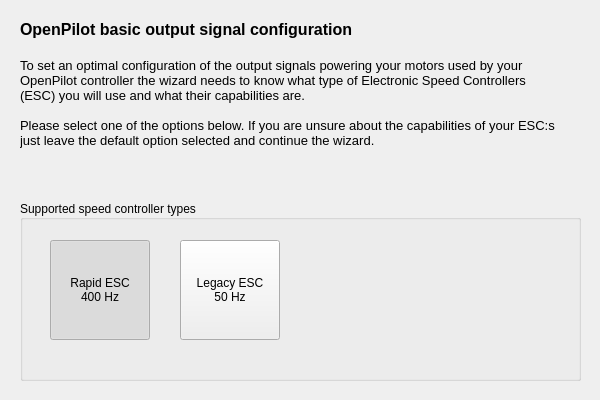
This is ground/openpilotgcs/src/plugins/setupwizard/pages/outputpage.ui in openpilot/OpenPilot as Qt 5 draws it before an edit. The edited form follows.
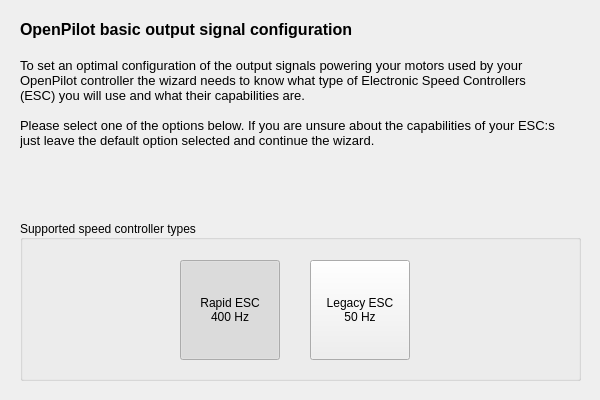
This is the edited form.

The edit to the form file:
```diff
--- a/ground/openpilotgcs/src/plugins/setupwizard/pages/outputpage.ui
+++ b/ground/openpilotgcs/src/plugins/setupwizard/pages/outputpage.ui
@@ -44,9 +44,9 @@
    <property name="geometry">
     <rect>
      <x>20</x>
-     <y>200</y>
+     <y>220</y>
      <width>561</width>
-     <height>181</height>
+     <height>161</height>
     </rect>
    </property>
    <property name="sizePolicy">
@@ -64,7 +64,7 @@
    <widget class="QPushButton" name="defaultESCButton">
     <property name="geometry">
      <rect>
-      <x>160</x>
+      <x>290</x>
       <y>40</y>
       <width>100</width>
       <height>100</height>
@@ -93,7 +93,7 @@
    <widget class="QPushButton" name="rapidESCButton">
     <property name="geometry">
      <rect>
-      <x>30</x>
+      <x>160</x>
       <y>40</y>
       <width>100</width>
       <height>100</height>
```
